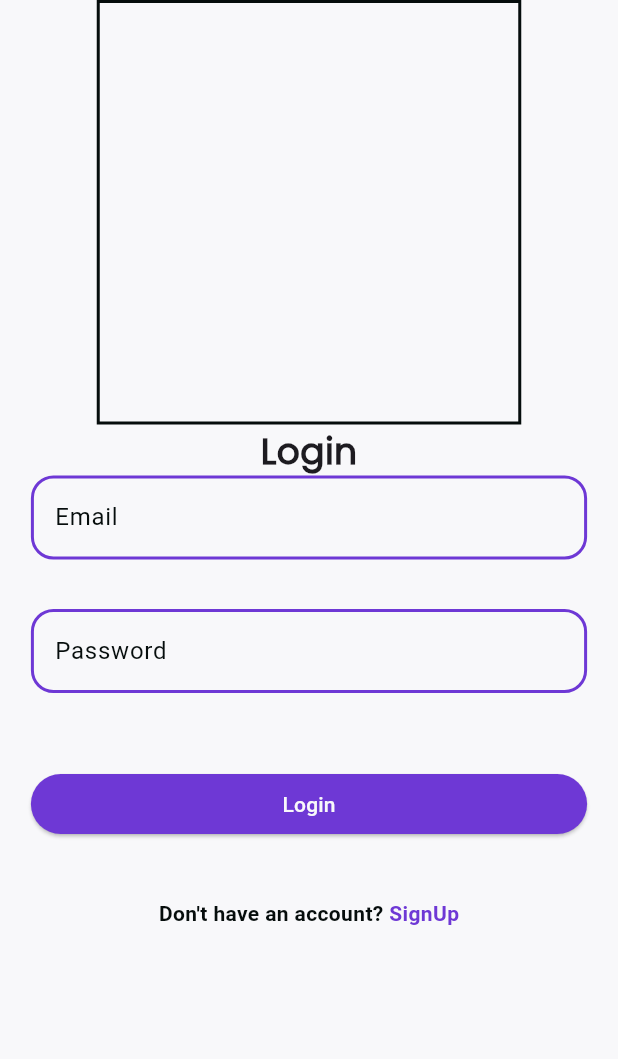
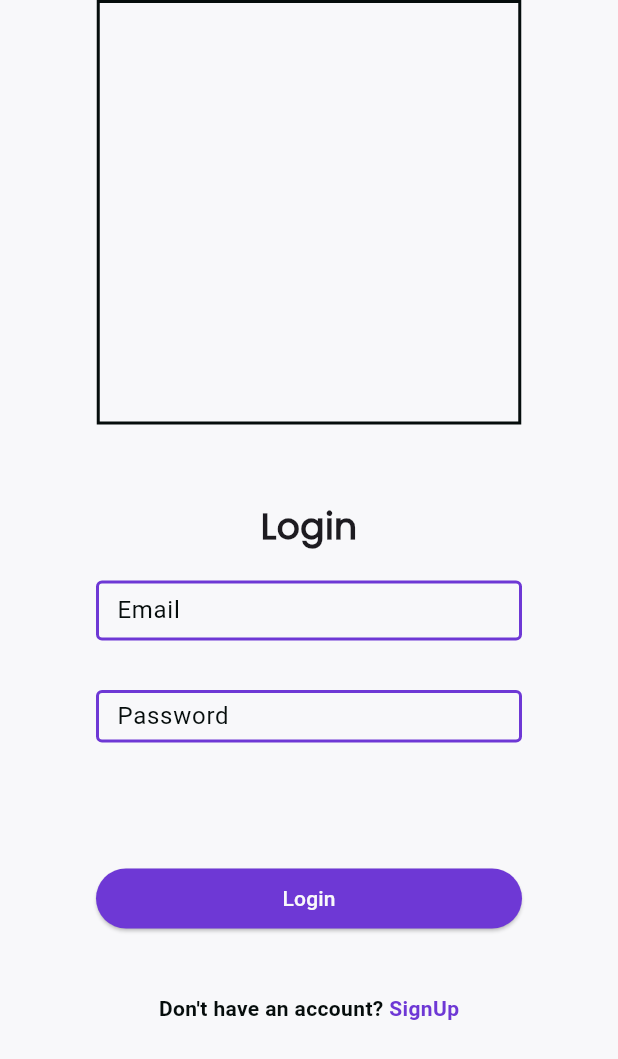
Before and after one commit to Jheng318/231483Y_Project1_JiaHong, a Flutter app: the screen it shows after launch, on a phone screen of 412 x 824 dp. Shown: the top 1059 px of the screen. Run offline on Flutter 3.47's test engine with Material 3 defaults, Android fonts, the phone set to English and light mode, and no system bars.

Commit message:
added some code

```diff
--- a/lib/data/users.dart
+++ b/lib/data/users.dart
@@ -0,0 +1,20 @@
+class User {
+  final String email;
+  final String password;
+
+  const User({required this.email, required this.password});
+  @override
+  String toString() {
+    return 'User(email: $email, password: $password)';
+  }
+}
+
+List<User> listOfUsers() {
+  return [
+    const User(email: 'user1@example.com', password: 'password123'),
+    const User(email: 'user2@example.com', password: 'secret'),
+    const User(email: 'admin@example.com', password: 'admin'),
+    const User(email: 'john.doe@example.com', password: 'pass'),
+    const User(email: 'jane.smith@example.com', password: '12345'),
+  ];
+}
--- a/lib/main.dart
+++ b/lib/main.dart
@@ -11,7 +11,7 @@ class MainApp extends StatelessWidget {
 
   @override
   Widget build(BuildContext context) {
-    return const MaterialApp(
+    return MaterialApp(
       debugShowCheckedModeBanner: false,
       home: Scaffold(backgroundColor: ColorExtensions.gray, body: LoginPage()),
     );
--- a/lib/pages/login.dart
+++ b/lib/pages/login.dart
@@ -1,5 +1,6 @@
 import 'package:flutter/material.dart';
 import 'package:jiahong_mad_project/color_extensions.dart';
+import 'package:jiahong_mad_project/data/users.dart';
 
 class LoginPage extends StatefulWidget {
   const LoginPage({super.key});
@@ -11,14 +12,15 @@ class LoginPage extends StatefulWidget {
 class _LoginPageState extends State<LoginPage> {
   final TextEditingController _emailController = TextEditingController();
   final TextEditingController _pwdController = TextEditingController();
+  final users = listOfUsers();
   @override
   Widget build(BuildContext context) {
-    return Center(
+    return SingleChildScrollView(
+        child: Center(
       child: SizedBox(
         width: MediaQuery.of(context).size.width * 0.9,
         child: Column(
-          // crossAxisAlignment: CrossAxisAlignment.center,
-          // mainAxisSize: MainAxisSize.max,
+          mainAxisAlignment: MainAxisAlignment.center,
           children: [
             Container(
               width: 283,
@@ -26,8 +28,7 @@ class _LoginPageState extends State<LoginPage> {
               decoration: BoxDecoration(
                   border: Border.all(width: 2.0, color: ColorExtensions.black)),
             ),
-            Column(
-              children: [
+            const SizedBox(height: 50),
             const Text(
               "Login",
               style: TextStyle(
@@ -35,51 +36,177 @@ class _LoginPageState extends State<LoginPage> {
                   fontFamily: 'Poppins',
                   fontSize: 24),
             ),
-                TextField(
+            const SizedBox(height: 20),
+            SizedBox(
+              width: 284,
+              height: 40,
+              child: TextField(
                 decoration: InputDecoration(
                   filled: true,
                   fillColor: ColorExtensions.gray,
                   hintStyle: const TextStyle(color: ColorExtensions.black),
                   hintText: 'Email',
+                  contentPadding: const EdgeInsets.fromLTRB(10, 5, 0, 0),
                   enabledBorder: OutlineInputBorder(
-                        borderRadius: BorderRadius.circular(15),
+                      borderRadius: BorderRadius.circular(4),
                       borderSide: const BorderSide(
                           color: ColorExtensions.purple, width: 2.0)),
                   focusedBorder: OutlineInputBorder(
-                        borderRadius: BorderRadius.circular(15),
+                      borderRadius: BorderRadius.circular(4),
                       borderSide: const BorderSide(
                           color: ColorExtensions.lightPurple, width: 2.0)),
                 ),
                 controller: _emailController,
               ),
+            ),
             const Padding(padding: EdgeInsets.only(top: 33)),
-                TextField(
+            SizedBox(
+              width: 284,
+              height: 35,
+              child: TextField(
+                obscureText: true,
                 decoration: InputDecoration(
                   filled: true,
                   fillColor: ColorExtensions.gray,
                   hintStyle: const TextStyle(color: ColorExtensions.black),
                   hintText: 'Password',
+                  contentPadding: const EdgeInsets.fromLTRB(10, 5, 0, 0),
                   enabledBorder: OutlineInputBorder(
-                        borderRadius: BorderRadius.circular(15),
+                      borderRadius: BorderRadius.circular(4),
                       borderSide: const BorderSide(
                           color: ColorExtensions.purple, width: 2.0)),
                   focusedBorder: OutlineInputBorder(
-                        borderRadius: BorderRadius.circular(15),
+                      borderRadius: BorderRadius.circular(4),
                       borderSide: const BorderSide(
                           color: ColorExtensions.lightPurple, width: 2.0)),
                 ),
                 controller: _pwdController,
               ),
+            ),
+            const SizedBox(
+              height: 80,
+            ),
+            Column(
+              children: [
+                ElevatedButton(
+                  onPressed: () {
+                    // loop throught the users array and check wheher the textfield data is in the users array
+                    for (final user in users) {
+                      print(user.toString());
+                    }
+                  },
+                  style: ElevatedButton.styleFrom(
+                      fixedSize: const Size.fromWidth(284),
+                      backgroundColor: ColorExtensions.purple,
+                      foregroundColor: ColorExtensions.gray),
+                  child: const Text('Login'),
+                ),
+                const Padding(padding: EdgeInsets.only(top: 39)),
+                const Row(
+                  crossAxisAlignment: CrossAxisAlignment.center,
+                  mainAxisAlignment: MainAxisAlignment.center,
+                  children: [
+                    Text(
+                      "Don't have an account? ",
+                      style: TextStyle(
+                          color: ColorExtensions.black,
+                          fontWeight: FontWeight.bold),
+                    ),
+                    Text(
+                      "SignUp",
+                      style: TextStyle(
+                          color: ColorExtensions.purple,
+                          fontWeight: FontWeight.bold),
+                    )
+                  ],
+                )
+              ],
+            )
           ],
         ),
-            const Padding(padding: EdgeInsets.only(top: 50)),
+      ),
+    ));
+  }
+}
+
+class MyApp extends StatelessWidget {
+  @override
+  Widget build(BuildContext context) {
+    return Center(
+      child: SizedBox(
+        width: MediaQuery.of(context).size.width * 0.9,
+        child: Column(
+          mainAxisAlignment: MainAxisAlignment.center,
+          mainAxisSize: MainAxisSize.max,
+          children: [
+            Container(
+              width: 283,
+              height: 283,
+              decoration: BoxDecoration(
+                  border: Border.all(width: 2.0, color: ColorExtensions.black)),
+            ),
+            const SizedBox(height: 50),
+            const Text(
+              "Login",
+              style: TextStyle(
+                  fontWeight: FontWeight.w600,
+                  fontFamily: 'Poppins',
+                  fontSize: 24),
+            ),
+            const SizedBox(height: 20),
+            SizedBox(
+              width: 284,
+              height: 40,
+              child: TextField(
+                decoration: InputDecoration(
+                  filled: true,
+                  fillColor: ColorExtensions.gray,
+                  hintStyle: const TextStyle(color: ColorExtensions.black),
+                  hintText: 'Email',
+                  contentPadding: const EdgeInsets.fromLTRB(10, 5, 0, 0),
+                  enabledBorder: OutlineInputBorder(
+                      borderRadius: BorderRadius.circular(4),
+                      borderSide: const BorderSide(
+                          color: ColorExtensions.purple, width: 2.0)),
+                  focusedBorder: OutlineInputBorder(
+                      borderRadius: BorderRadius.circular(4),
+                      borderSide: const BorderSide(
+                          color: ColorExtensions.lightPurple, width: 2.0)),
+                ),
+              ),
+            ),
+            const Padding(padding: EdgeInsets.only(top: 33)),
+            SizedBox(
+              width: 284,
+              height: 35,
+              child: TextField(
+                obscureText: true,
+                decoration: InputDecoration(
+                  filled: true,
+                  fillColor: ColorExtensions.gray,
+                  hintStyle: const TextStyle(color: ColorExtensions.black),
+                  hintText: 'Password',
+                  contentPadding: const EdgeInsets.fromLTRB(10, 5, 0, 0),
+                  enabledBorder: OutlineInputBorder(
+                      borderRadius: BorderRadius.circular(4),
+                      borderSide: const BorderSide(
+                          color: ColorExtensions.purple, width: 2.0)),
+                  focusedBorder: OutlineInputBorder(
+                      borderRadius: BorderRadius.circular(4),
+                      borderSide: const BorderSide(
+                          color: ColorExtensions.lightPurple, width: 2.0)),
+                ),
+              ),
+            ),
+            const SizedBox(
+              height: 80,
+            ),
             Column(
               children: [
                 ElevatedButton(
                   onPressed: () {},
                   style: ElevatedButton.styleFrom(
-                      fixedSize:
-                          Size.fromWidth(MediaQuery.of(context).size.width),
+                      fixedSize: const Size.fromWidth(284),
                       backgroundColor: ColorExtensions.purple,
                       foregroundColor: ColorExtensions.gray),
                   child: const Text('Login'),
```
Lines whose indentation alone changed are shown as unchanged.
